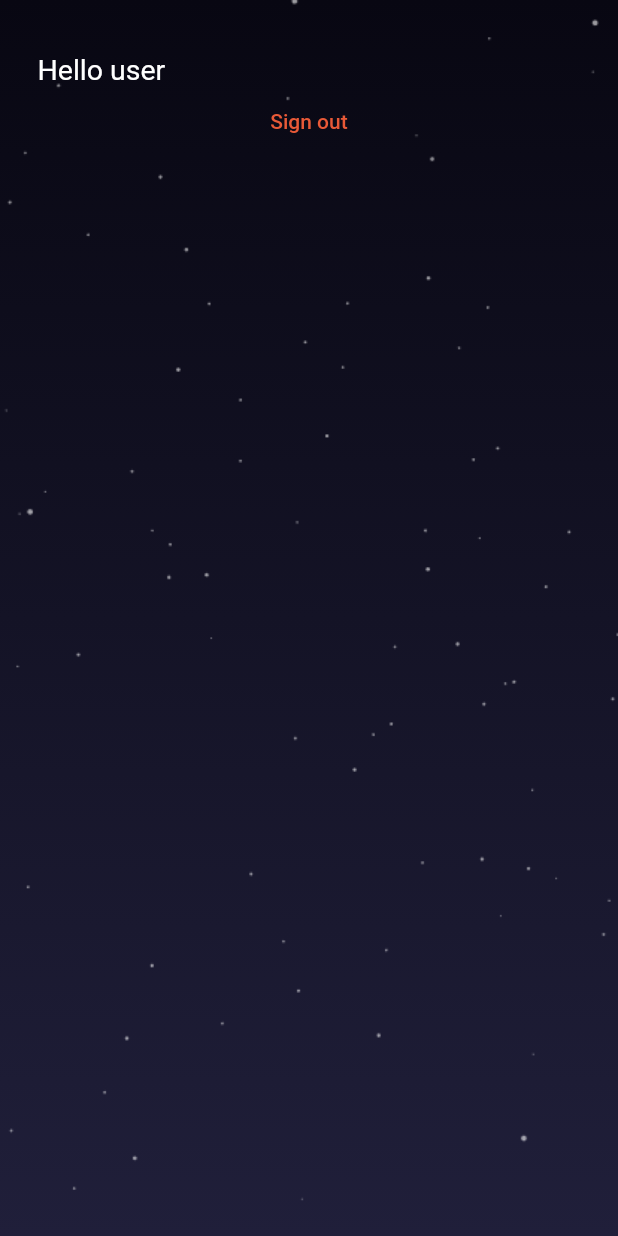
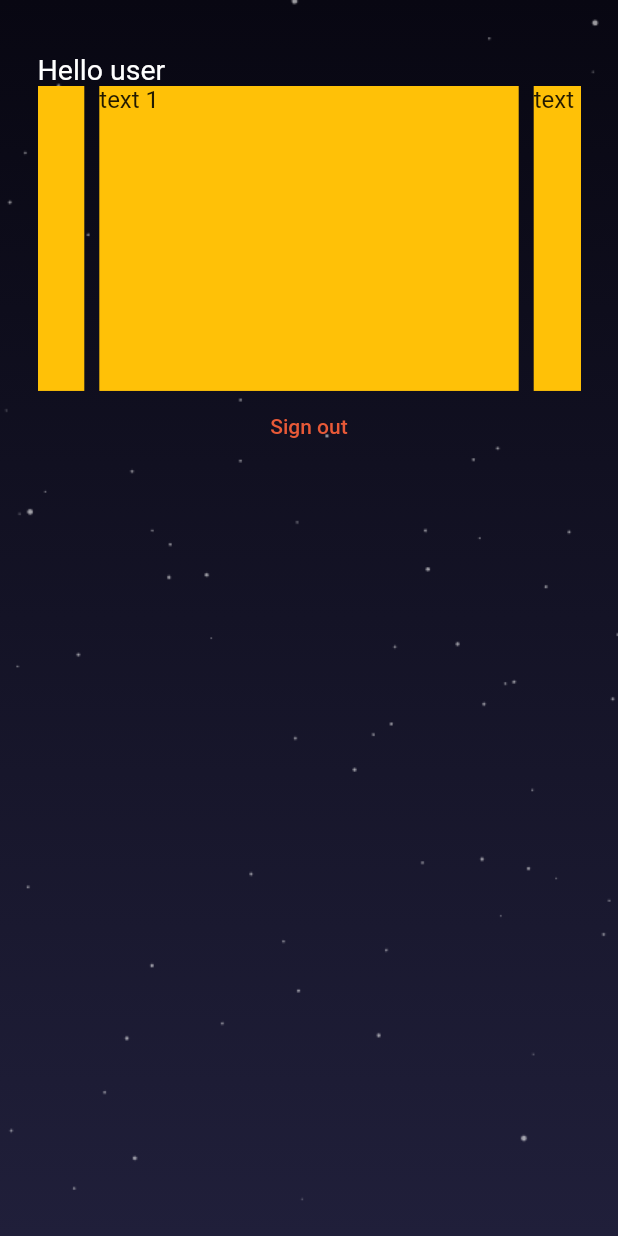
Before and after one commit to Delgerskhn/yobitapp, a Flutter app: the screen it shows once a user with an empty profile is signed in, on a phone screen of 412 x 824 dp. Run offline on Flutter 3.47's test engine with Material 2 defaults, Android fonts, the phone set to English and light mode, and no system bars; drawn by our look-alikes of carousel_slider; our stand-ins replace dartz, firebase_auth, firebase_core, shared_preferences; missing offline and left inert: dart_json_mapper; accounts and stored records are empty; network calls fail.

Commit message:
slider package added in home

```diff
--- a/lib/ui/screens/home.dart
+++ b/lib/ui/screens/home.dart
@@ -2,6 +2,7 @@ import 'package:flutter/material.dart';
 import 'package:provider/provider.dart';
 import 'package:yobit/logic/view_models/auth.view.model.dart';
 import 'package:yobit/router/navigation.model.dart';
+import 'package:yobit/ui/widgets/elements/slider.dart' as AdsSlider;
 import 'package:yobit/ui/widgets/elements/text21.dart';
 import 'package:yobit/ui/widgets/static/star.background.dart';
 
@@ -26,6 +27,7 @@ class HomeScreen extends StatelessWidget {
                     ],
                     mainAxisAlignment: MainAxisAlignment.spaceBetween,
                   ),
+                  AdsSlider.Slider(),
                   TextButton(
                     onPressed: () async {
                       var res = await authModel.logout();
--- /dev/null
+++ b/lib/ui/widgets/elements/slider.dart
@@ -0,0 +1,26 @@
+import 'package:flutter/cupertino.dart';
+import 'package:carousel_slider/carousel_slider.dart';
+import 'package:flutter/material.dart';
+
+class Slider extends StatelessWidget {
+  @override
+  Widget build(BuildContext context) {
+    return CarouselSlider(
+      options: CarouselOptions(aspectRatio: 16 / 9),
+      items: [1, 2, 3, 4, 5].map((i) {
+        return Builder(
+          builder: (BuildContext context) {
+            return Container(
+                width: MediaQuery.of(context).size.width,
+                margin: EdgeInsets.symmetric(horizontal: 5.0),
+                decoration: BoxDecoration(color: Colors.amber),
+                child: Text(
+                  'text $i',
+                  style: TextStyle(fontSize: 16.0),
+                ));
+          },
+        );
+      }).toList(),
+    );
+  }
+}
--- a/pubspec.yaml
+++ b/pubspec.yaml
@@ -25,6 +25,7 @@ dependencies:
   provider: ^6.0.0
   json_annotation: ^4.0.0
   firebase_auth: ^3.3.4
+  carousel_slider: ^4.0.0
   dartz: ^0.10.0
   shared_preferences: ^2.0.7
   flutter:
```
Also changed, not shown: pubspec.lock.
